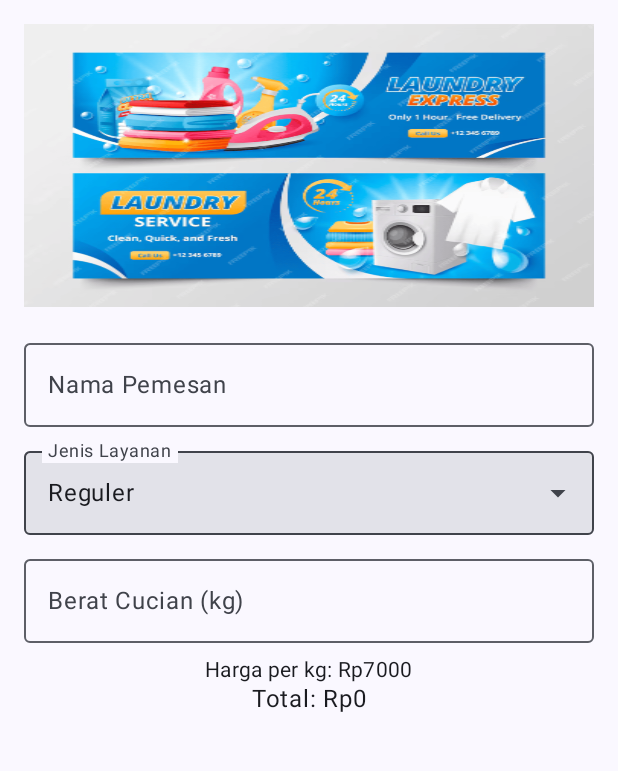
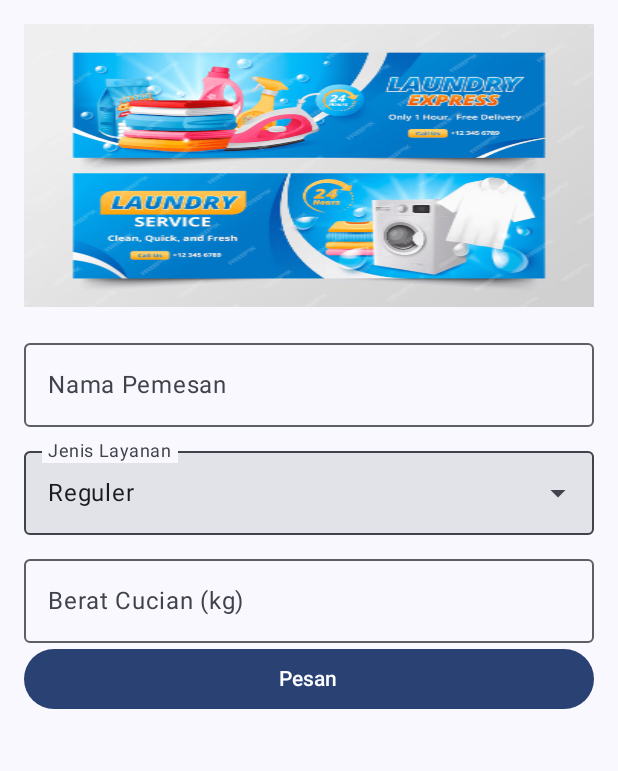
Before and after one commit to sucimailani/assesmen01, an Android app built with Jetpack Compose: the screen it shows after launch (MainActivity), on a phone screen of 412 x 824 dp, the part 96-867 px from its top. Run offline under Robolectric (Android 15) with nearby library versions, the phone set to English and light mode, and no system bars.

Commit message:
Membuat tombol pesen dan memunculkan popup pemesanan

```diff
--- a/app/src/main/java/com/suci0008/laundry/MainActivity.kt
+++ b/app/src/main/java/com/suci0008/laundry/MainActivity.kt
@@ -14,6 +14,8 @@ import androidx.compose.foundation.layout.fillMaxSize
 import androidx.compose.foundation.layout.fillMaxWidth
 import androidx.compose.foundation.layout.height
 import androidx.compose.foundation.layout.padding
+import androidx.compose.material3.AlertDialog
+import androidx.compose.material3.Button
 import androidx.compose.material3.DropdownMenuItem
 import androidx.compose.material3.ExperimentalMaterial3Api
 import androidx.compose.material3.ExposedDropdownMenuBox
@@ -22,6 +24,7 @@ import androidx.compose.material3.MaterialTheme
 import androidx.compose.material3.OutlinedTextField
 import androidx.compose.material3.Scaffold
 import androidx.compose.material3.Text
+import androidx.compose.material3.TextButton
 import androidx.compose.material3.TopAppBar
 import androidx.compose.material3.TopAppBarDefaults
 import androidx.compose.runtime.Composable
@@ -63,7 +66,7 @@ fun MainScreen() {
                 colors = TopAppBarDefaults.mediumTopAppBarColors(
                     containerColor = MaterialTheme.colorScheme.primaryContainer,
                     titleContentColor = MaterialTheme.colorScheme.primary,
-                )
+                ),
             )
         }
     ) { innerPadding ->
@@ -79,6 +82,7 @@ fun ScreenContent(modifier: Modifier = Modifier) {
     var layanan by remember { mutableStateOf("Reguler") }
     var berat by remember { mutableStateOf(TextFieldValue()) }
     var expanded by remember { mutableStateOf(false) }
+    var showDialog by remember { mutableStateOf(false) }
 
     val layananOptions = listOf("Reguler", "Express", "Kilat")
     val hargaPerKg = when (layanan) {
@@ -103,7 +107,7 @@ fun ScreenContent(modifier: Modifier = Modifier) {
         OutlinedTextField(
             value = nama,
             onValueChange = { nama = it },
-            label = { Text(stringResource(id = R.string.nama_pemesan))},
+            label = { Text(stringResource(id = R.string.customer_name))},
             modifier = Modifier.fillMaxWidth()
         )
         Spacer(modifier = Modifier.height(8.dp))
@@ -116,7 +120,7 @@ fun ScreenContent(modifier: Modifier = Modifier) {
             value = layanan,
             onValueChange = {},
             readOnly = true,
-            label = { Text(stringResource(id = R.string.jenis_layanan))},
+            label = { Text(stringResource(id = R.string.service_type))},
             modifier = Modifier.menuAnchor().fillMaxWidth(),
             trailingIcon = {
                 ExposedDropdownMenuDefaults.TrailingIcon(expanded = expanded)
@@ -144,22 +148,39 @@ fun ScreenContent(modifier: Modifier = Modifier) {
         OutlinedTextField(
             value = berat,
             onValueChange = { berat = it},
-            label = { Text("Berat Cucian (kg)")},
+            label = { Text(text = stringResource(id = R.string.laundry_weight))},
             modifier = Modifier.fillMaxWidth()
         )
-        Spacer(modifier = Modifier.height(8.dp))
+        Button(
+            onClick = { showDialog = true },
+            modifier = Modifier.fillMaxWidth()
+        ) {
+            Text(text = stringResource(id = R.string.submit))
+        }
 
-        Text(
-            text = "Harga per kg: Rp$hargaPerKg",
-            style = MaterialTheme.typography.bodyMedium
-        )
-        Text(
-            text = "Total: Rp${String.format("%,.0f", totalHarga)}",
-            style = MaterialTheme.typography.bodyLarge
-        )
+        if (showDialog) {
+            AlertDialog(
+                onDismissRequest = {showDialog = false },
+                title = { Text(text = "Total Biaya Laundry")},
+                text = {
+                    Column {
+                        Text(text = "Nama: ${nama.text}")
+                        Text(text = "Layanan: $layanan")
+                        Text(text = "Berat: $beratCucian kg")
+                        Text(text = "Harga per kg: Rp$hargaPerKg")
+                        Text(text = "Total: Rp${String.format("%,.0f", totalHarga)}")
+                    }
+                },
+                confirmButton = {
+                    TextButton(onClick = { showDialog = false}) {
+                        Text("OK")
+                    }
+                }
+            )
+        }
     }
+}
 
-}
 
 
 @Preview(showBackground = true)
--- a/app/src/main/res/values/strings.xml
+++ b/app/src/main/res/values/strings.xml
@@ -1,12 +1,12 @@
 <resources>
     <string name="app_name">Laundry</string>
     <string name="banner">Banner</string>
-    <string name="nama_pemesan">Nama Pemesan</string>
-    <string name="nomor_hp">Nomor HP</string>
-    <string name="jenis_layanan">Jenis Layanan</string>
-    <string name="berat_cucian">Berat Cucian (kg)</string>
+    <string name="customer_name">Nama Pemesan</string>
+    <string name="phone_number">Nomor HP</string>
+    <string name="service_type">Jenis Layanan</string>
     <string name="layanan_reguler">Reguler</string>
     <string name="layanan_express">Express</string>
     <string name="layanan_kilat">Kilat</string>
-    <string name="submit">Kirim</string>
+    <string name="submit">Pesan</string>
+    <string name="laundry_weight">Berat Cucian (kg)</string>
 </resources>
```
Also changed, not shown: 1 other file.
